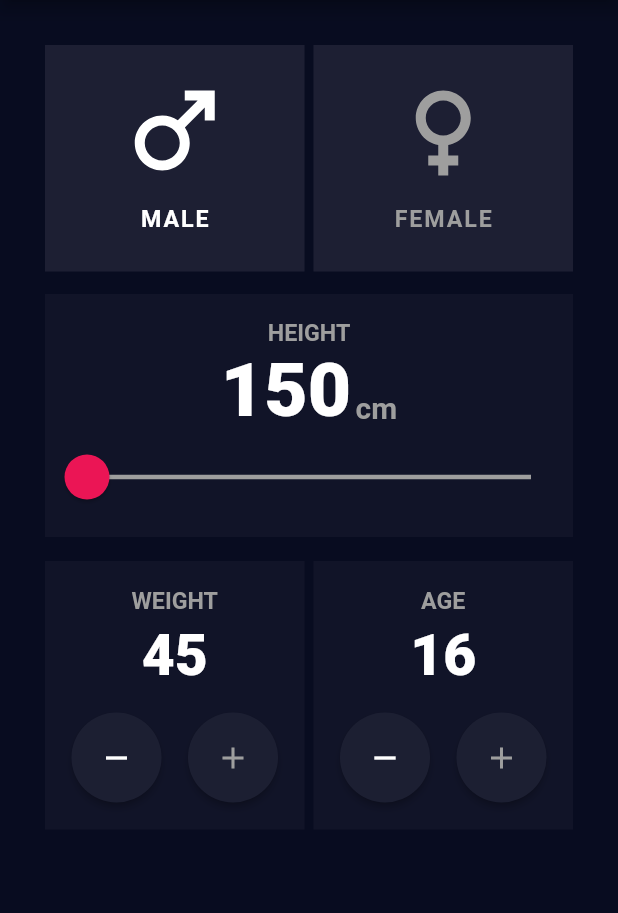
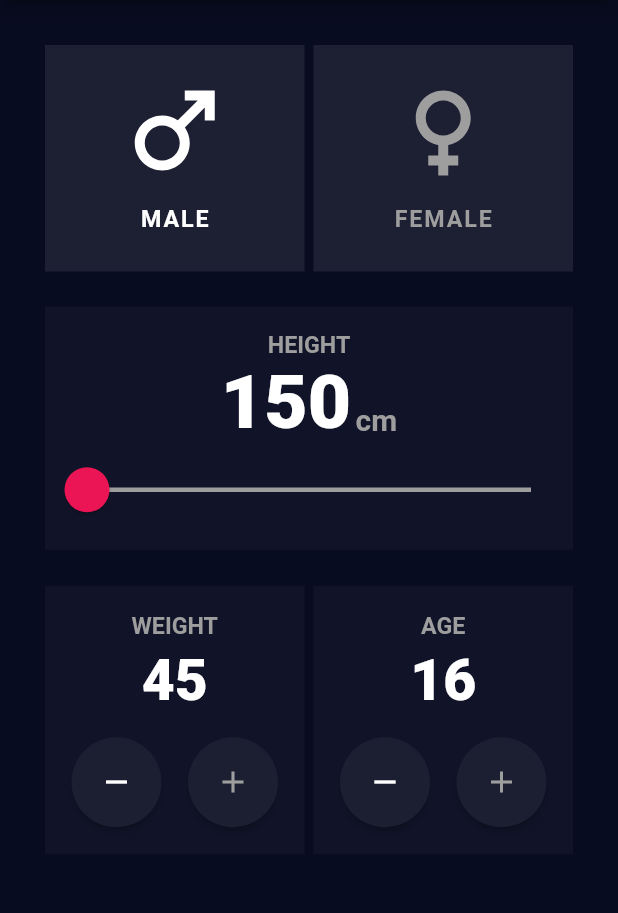
Before and after one commit to NickTaykey/BMI_calculator_app, a Flutter app: the screen it shows after launch, on a phone screen of 412 x 824 dp, the part 84-997 px from its top. Run offline on Flutter 3.47's test engine with Material 2 defaults, Android fonts, the phone set to English and light mode, and no system bars; our stand-ins replace flutter_svg.

Commit message:
fix widgets spacing

```diff
--- a/lib/BottomBar.dart
+++ b/lib/BottomBar.dart
@@ -7,7 +7,7 @@ class BottomBar extends StatelessWidget {
   @override
   Widget build(BuildContext context) {
     return Container(
-      margin: EdgeInsets.only(top: 16),
+      margin: EdgeInsets.only(top: 24),
       child: Row(
         children: [
           Expanded(
--- a/lib/HeightSlider.dart
+++ b/lib/HeightSlider.dart
@@ -8,6 +8,7 @@ class HeightSlider extends StatelessWidget {
   Widget build(BuildContext context) {
     return Container(
       padding: EdgeInsets.fromLTRB(0, 5, 0, 12),
+      margin: EdgeInsets.only(top: 8.5),
       color: Color.fromRGBO(17, 20, 40, 1),
       child: Column(
         children: [
```
